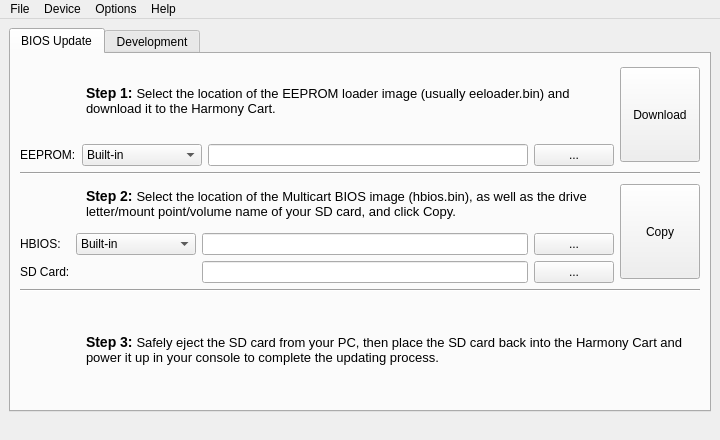
Old version of the form harmonycartwindow.ui in the repository sa666666/harmonycart.
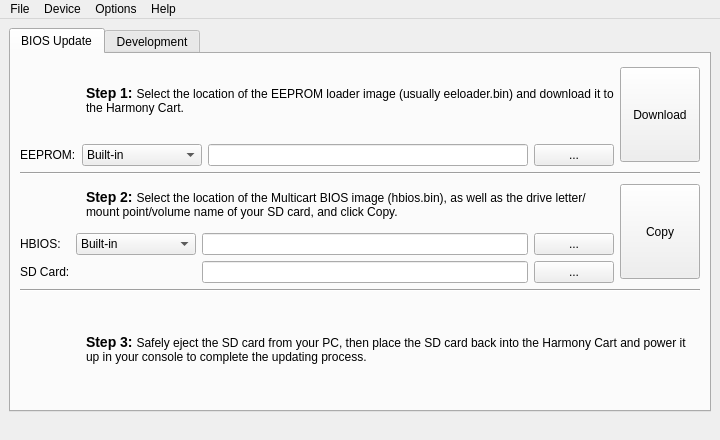
New version of the form. Icons and pictures are not drawn.

Commit message: Tweaked text in BIOS tab.

What changed in the file:
```diff
--- a/harmonycartwindow.ui
+++ b/harmonycartwindow.ui
@@ -99,11 +99,7 @@
                </size>
               </property>
               <property name="text">
-               <string>&lt;!DOCTYPE HTML PUBLIC &quot;-//W3C//DTD HTML 4.0//EN&quot; &quot;http://www.w3.org/TR/REC-html40/strict.dtd&quot;&gt;
-&lt;html&gt;&lt;head&gt;&lt;meta name=&quot;qrichtext&quot; content=&quot;1&quot; /&gt;&lt;style type=&quot;text/css&quot;&gt;
-p, li { white-space: pre-wrap; }
-&lt;/style&gt;&lt;/head&gt;&lt;body style=&quot; font-family:'DejaVu Sans'; font-size:10pt; font-weight:400; font-style:normal;&quot;&gt;
-&lt;p style=&quot; margin-top:0px; margin-bottom:0px; margin-left:0px; margin-right:0px; -qt-block-indent:0; text-indent:0px;&quot;&gt;&lt;span style=&quot; font-size:large; font-weight:600;&quot;&gt;Step 1: &lt;/span&gt;Select the location of the EEPROM loader image (usually eeloader.bin) and download it to the Harmony Cart.&lt;/p&gt;&lt;/body&gt;&lt;/html&gt;</string>
+               <string>&lt;font size=&quot;+1&quot;&gt;&lt;b&gt;Step 1: &lt;/b&gt;&lt;/font&gt;Select the location of the EEPROM loader image (usually eeloader.bin) and download it to the Harmony Cart.</string>
               </property>
               <property name="alignment">
                <set>Qt::AlignLeading|Qt::AlignLeft|Qt::AlignVCenter</set>
@@ -242,11 +238,7 @@
                </size>
               </property>
               <property name="text">
-               <string>&lt;!DOCTYPE HTML PUBLIC &quot;-//W3C//DTD HTML 4.0//EN&quot; &quot;http://www.w3.org/TR/REC-html40/strict.dtd&quot;&gt;
-&lt;html&gt;&lt;head&gt;&lt;meta name=&quot;qrichtext&quot; content=&quot;1&quot; /&gt;&lt;style type=&quot;text/css&quot;&gt;
-p, li { white-space: pre-wrap; }
-&lt;/style&gt;&lt;/head&gt;&lt;body style=&quot; font-family:'DejaVu Sans'; font-size:10pt; font-weight:400; font-style:normal;&quot;&gt;
-&lt;p style=&quot; margin-top:0px; margin-bottom:0px; margin-left:0px; margin-right:0px; -qt-block-indent:0; text-indent:0px;&quot;&gt;&lt;span style=&quot; font-size:large; font-weight:600;&quot;&gt;Step 2: &lt;/span&gt;Select the location of the Multicart BIOS image (hbios.bin), as well as the drive letter/mount point/volume name of your SD card, and click Copy.&lt;/p&gt;&lt;/body&gt;&lt;/html&gt;</string>
+               <string>&lt;font size=&quot;+1&quot;&gt;&lt;b&gt;Step 2: &lt;/b&gt;&lt;/font&gt;Select the location of the Multicart BIOS image (hbios.bin), as well as the drive letter/mount point/volume name of your SD card, and click Copy.</string>
               </property>
               <property name="alignment">
                <set>Qt::AlignLeading|Qt::AlignLeft|Qt::AlignVCenter</set>
@@ -453,11 +445,7 @@
              </size>
             </property>
             <property name="text">
-             <string>&lt;!DOCTYPE HTML PUBLIC &quot;-//W3C//DTD HTML 4.0//EN&quot; &quot;http://www.w3.org/TR/REC-html40/strict.dtd&quot;&gt;
-&lt;html&gt;&lt;head&gt;&lt;meta name=&quot;qrichtext&quot; content=&quot;1&quot; /&gt;&lt;style type=&quot;text/css&quot;&gt;
-p, li { white-space: pre-wrap; }
-&lt;/style&gt;&lt;/head&gt;&lt;body style=&quot; font-family:'DejaVu Sans'; font-size:10pt; font-weight:400; font-style:normal;&quot;&gt;
-&lt;p style=&quot; margin-top:0px; margin-bottom:0px; margin-left:0px; margin-right:0px; -qt-block-indent:0; text-indent:0px;&quot;&gt;&lt;span style=&quot; font-size:large; font-weight:600;&quot;&gt;Step 3: &lt;/span&gt;Safely eject the SD card from your PC, then place the SD card back into the Harmony Cart and power it up in your console to complete the updating process.&lt;/p&gt;&lt;/body&gt;&lt;/html&gt;</string>
+             <string>&lt;font size=&quot;+1&quot;&gt;&lt;b&gt;Step 3: &lt;/b&gt;&lt;/font&gt;Safely eject the SD card from your PC, then place the SD card back into the Harmony Cart and power it up in your console to complete the updating process.</string>
             </property>
             <property name="alignment">
              <set>Qt::AlignLeading|Qt::AlignLeft|Qt::AlignVCenter</set>
```
